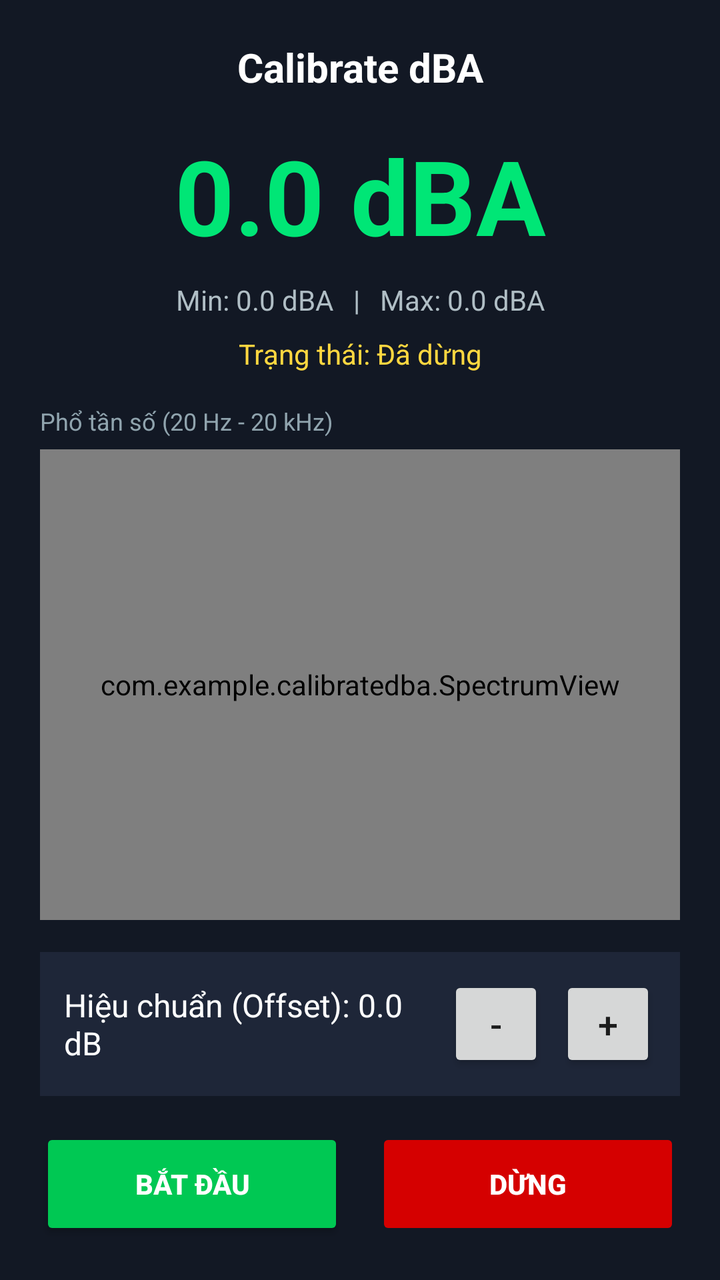
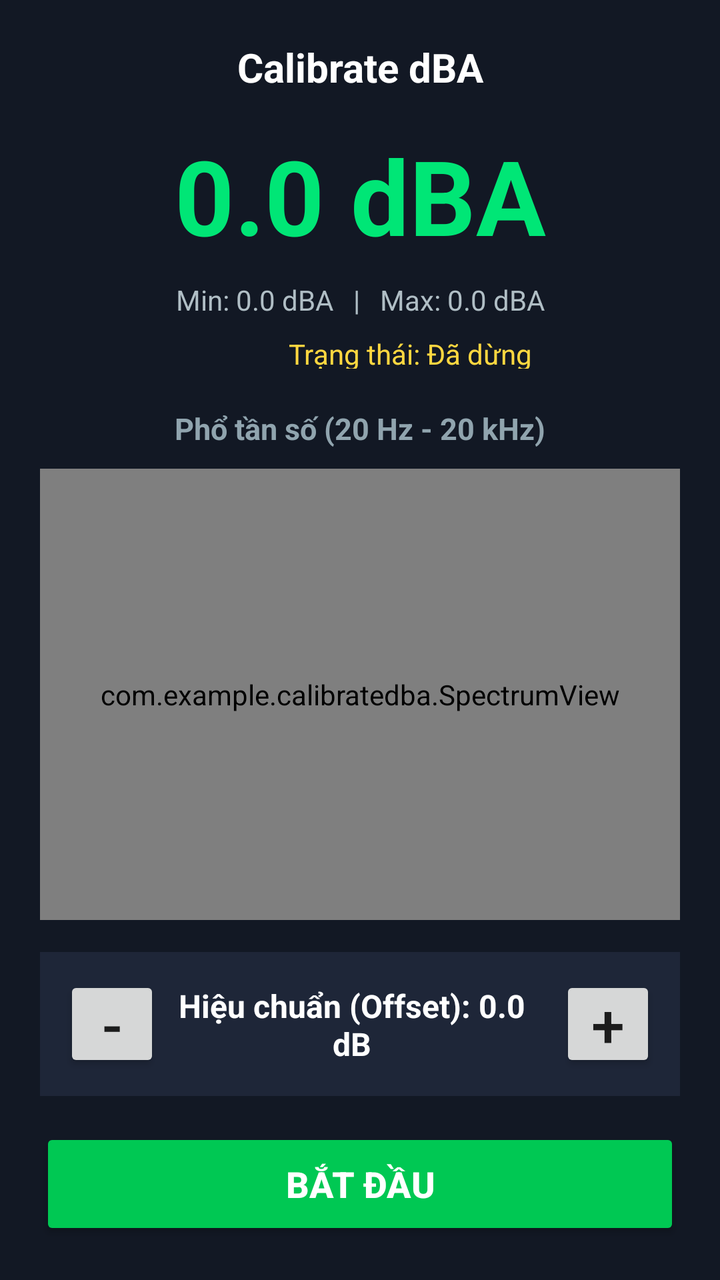

Compare the two renders of this Android layout. The source of the first and the diff that turns it into the second are given below.
<!-- AndroidManifest.xml: application theme Theme.AppCompat.DayNight.NoActionBar -->
<!-- res/layout/activity_main.xml -->
<?xml version="1.0" encoding="utf-8"?>
<LinearLayout xmlns:android="http://schemas.android.com/apk/res/android"
    android:layout_width="match_parent"
    android:layout_height="match_parent"
    android:orientation="vertical"
    android:background="#121824"
    android:padding="20dp">

    
    <TextView
        android:layout_width="match_parent"
        android:layout_height="wrap_content"
        android:text="Calibrate dBA"
        android:textColor="#FFFFFF"
        android:textSize="20sp"
        android:textStyle="bold"
        android:gravity="center"
        android:layout_marginBottom="16dp"/>

    
    <TextView
        android:id="@+id/tvDbaValue"
        android:layout_width="match_parent"
        android:layout_height="wrap_content"
        android:text="0.0 dBA"
        android:textColor="#00E676"
        android:textSize="52sp"
        android:textStyle="bold"
        android:gravity="center" />

    
    <LinearLayout
        android:layout_width="match_parent"
        android:layout_height="wrap_content"
        android:orientation="horizontal"
        android:layout_marginTop="8dp"
        android:layout_marginBottom="8dp">

        <TextView
            android:id="@+id/tvMinMax"
            android:layout_width="0dp"
            android:layout_height="wrap_content"
            android:layout_weight="1"
            android:text="Min: 0.0 dBA   |   Max: 0.0 dBA"
            android:textColor="#B0BEC5"
            android:textSize="14sp"
            android:gravity="center" />
    </LinearLayout>

    <TextView
        android:id="@+id/tvStatus"
        android:layout_width="match_parent"
        android:layout_height="wrap_content"
        android:text="Trạng thái: Đã dừng"
        android:textColor="#FFD740"
        android:textSize="14sp"
        android:gravity="center"
        android:layout_marginBottom="16dp"/>

    
    <TextView
        android:layout_width="wrap_content"
        android:layout_height="wrap_content"
        android:text="Phổ tần số (20 Hz - 20 kHz)"
        android:textColor="#90A4AE"
        android:textSize="12sp"
        android:layout_marginBottom="6dp"/>

    <com.example.calibratedba.SpectrumView
        android:id="@+id/spectrumView"
        android:layout_width="match_parent"
        android:layout_height="0dp"
        android:layout_weight="1"
        android:background="#1E2638" />

    
    <LinearLayout
        android:layout_width="match_parent"
        android:layout_height="wrap_content"
        android:orientation="horizontal"
        android:gravity="center_vertical"
        android:background="#1E2638"
        android:padding="12dp"
        android:layout_marginTop="16dp"
        android:layout_marginBottom="16dp">

        <TextView
            android:id="@+id/tvOffset"
            android:layout_width="0dp"
            android:layout_height="wrap_content"
            android:layout_weight="1"
            android:text="Hiệu chuẩn (Offset): 0.0 dB"
            android:textColor="#FFFFFF"
            android:textSize="16sp" />

        <Button
            android:id="@+id/btnMinusOffset"
            android:layout_width="48dp"
            android:layout_height="48dp"
            android:text="-"
            android:textSize="18sp" />

        <Button
            android:id="@+id/btnPlusOffset"
            android:layout_width="48dp"
            android:layout_height="48dp"
            android:layout_marginStart="8dp"
            android:text="+"
            android:textSize="18sp" />
    </LinearLayout>

    
    <LinearLayout
        android:layout_width="match_parent"
        android:layout_height="wrap_content"
        android:orientation="horizontal">

        <Button
            android:id="@+id/btnStart"
            android:layout_width="0dp"
            android:layout_height="56dp"
            android:layout_weight="1"
            android:layout_marginEnd="8dp"
            android:backgroundTint="#00C853"
            android:text="BẮT ĐẦU"
            android:textColor="#FFFFFF"
            android:textStyle="bold" />

        <Button
            android:id="@+id/btnStop"
            android:layout_width="0dp"
            android:layout_height="56dp"
            android:layout_weight="1"
            android:layout_marginStart="8dp"
            android:backgroundTint="#D50000"
            android:text="DỪNG"
            android:textColor="#FFFFFF"
            android:textStyle="bold"
            android:enabled="false" />
    </LinearLayout>

</LinearLayout>
<!-- resources referenced by this layout -->
<resources>

</resources>

<!-- the commit's change to res/layout/activity_main.xml (unified diff, before → after) -->
@@ -49,22 +49,25 @@
 
     <TextView
         android:id="@+id/tvStatus"
-        android:layout_width="match_parent"
-        android:layout_height="wrap_content"
+        android:layout_width="370dp"
+        android:layout_height="17dp"
+        android:layout_marginBottom="16dp"
+        android:gravity="center"
         android:text="Trạng thái: Đã dừng"
         android:textColor="#FFD740"
-        android:textSize="14sp"
-        android:gravity="center"
-        android:layout_marginBottom="16dp"/>
+        android:textSize="14sp" />
 
     
     <TextView
-        android:layout_width="wrap_content"
-        android:layout_height="wrap_content"
+        android:gravity="center"
+        android:textStyle="bold"
+        android:layout_width="214dp"
+        android:layout_height="28dp"
+        android:layout_gravity="center"
+        android:layout_marginBottom="6dp"
         android:text="Phổ tần số (20 Hz - 20 kHz)"
         android:textColor="#90A4AE"
-        android:textSize="12sp"
-        android:layout_marginBottom="6dp"/>
+        android:textSize="15sp" />
 
     <com.example.calibratedba.SpectrumView
         android:id="@+id/spectrumView"
@@ -84,59 +87,49 @@
         android:layout_marginTop="16dp"
         android:layout_marginBottom="16dp">
 
+        <Button
+            android:id="@+id/btnMinusOffset"
+            android:layout_width="48dp"
+            android:layout_height="48dp"
+            android:text="-"
+            android:textAlignment="center"
+            android:textSize="30sp"
+            android:padding="0dp"/>
+
         <TextView
+            android:layout_gravity="center"
+            android:gravity="center"
+            android:textStyle="bold"
             android:id="@+id/tvOffset"
-            android:layout_width="0dp"
-            android:layout_height="wrap_content"
+            android:layout_width="192dp"
+            android:layout_height="40dp"
             android:layout_weight="1"
             android:text="Hiệu chuẩn (Offset): 0.0 dB"
             android:textColor="#FFFFFF"
             android:textSize="16sp" />
 
         <Button
-            android:id="@+id/btnMinusOffset"
-            android:layout_width="48dp"
-            android:layout_height="48dp"
-            android:text="-"
-            android:textSize="18sp" />
-
-        <Button
+            android:layout_gravity="center"
+            android:gravity="center"
+            android:padding="0dp"
             android:id="@+id/btnPlusOffset"
             android:layout_width="48dp"
             android:layout_height="48dp"
             android:layout_marginStart="8dp"
             android:text="+"
-            android:textSize="18sp" />
+            android:textSize="30sp"
+            />
     </LinearLayout>
 
     
-    <LinearLayout
+    <Button
+        android:id="@+id/btnStartStop"
         android:layout_width="match_parent"
-        android:layout_height="wrap_content"
-        android:orientation="horizontal">
-
-        <Button
-            android:id="@+id/btnStart"
-            android:layout_width="0dp"
-            android:layout_height="56dp"
-            android:layout_weight="1"
-            android:layout_marginEnd="8dp"
-            android:backgroundTint="#00C853"
-            android:text="BẮT ĐẦU"
-            android:textColor="#FFFFFF"
-            android:textStyle="bold" />
-
-        <Button
-            android:id="@+id/btnStop"
-            android:layout_width="0dp"
-            android:layout_height="56dp"
-            android:layout_weight="1"
-            android:layout_marginStart="8dp"
-            android:backgroundTint="#D50000"
-            android:text="DỪNG"
-            android:textColor="#FFFFFF"
-            android:textStyle="bold"
-            android:enabled="false" />
-    </LinearLayout>
+        android:layout_height="56dp"
+        android:backgroundTint="#00C853"
+        android:text="BẮT ĐẦU"
+        android:textColor="#FFFFFF"
+        android:textSize="18sp"
+        android:textStyle="bold" />
 
 </LinearLayout>
